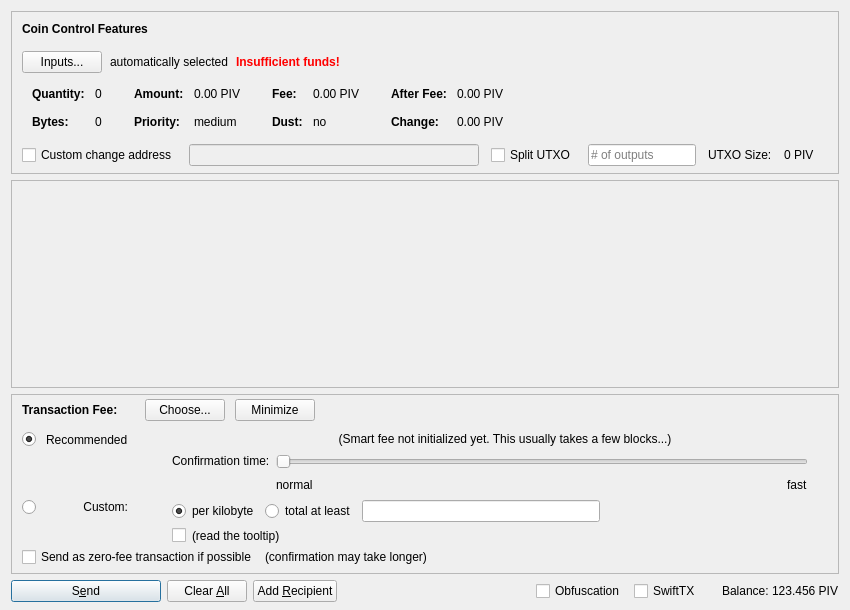
The window that src/qt/forms/sendcoinsdialog.ui (blocknetdx/blocknet) describes before a commit, drawn with Qt 5.
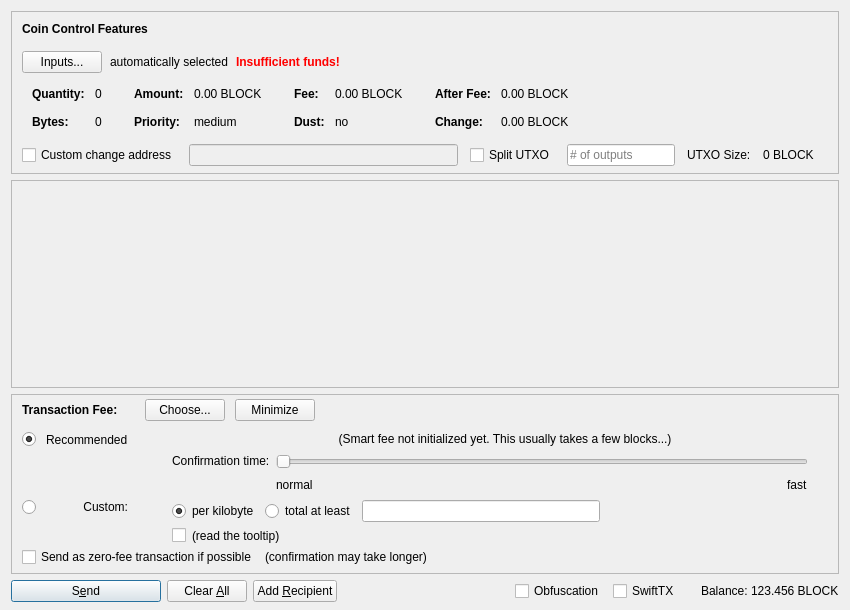
The same window after the commit. Icons and pictures are not drawn. Custom widgets are drawn as their Qt base class.

The edit to the form file:
```diff
--- a/src/qt/forms/sendcoinsdialog.ui
+++ b/src/qt/forms/sendcoinsdialog.ui
@@ -324,7 +324,7 @@
                   <enum>Qt::ActionsContextMenu</enum>
                  </property>
                  <property name="text">
-                  <string notr="true">0.00 PIV</string>
+                  <string notr="true">0.00 BLOCK</string>
                  </property>
                  <property name="textInteractionFlags">
                   <set>Qt::LinksAccessibleByMouse|Qt::TextSelectableByKeyboard|Qt::TextSelectableByMouse</set>
@@ -404,7 +404,7 @@
                   <enum>Qt::ActionsContextMenu</enum>
                  </property>
                  <property name="text">
-                  <string notr="true">0.00 PIV</string>
+                  <string notr="true">0.00 BLOCK</string>
                  </property>
                  <property name="textInteractionFlags">
                   <set>Qt::LinksAccessibleByMouse|Qt::TextSelectableByKeyboard|Qt::TextSelectableByMouse</set>
@@ -484,7 +484,7 @@
                   <enum>Qt::ActionsContextMenu</enum>
                  </property>
                  <property name="text">
-                  <string notr="true">0.00 PIV</string>
+                  <string notr="true">0.00 BLOCK</string>
                  </property>
                  <property name="textInteractionFlags">
                   <set>Qt::LinksAccessibleByMouse|Qt::TextSelectableByKeyboard|Qt::TextSelectableByMouse</set>
@@ -513,7 +513,7 @@
                   <enum>Qt::ActionsContextMenu</enum>
                  </property>
                  <property name="text">
-                  <string notr="true">0.00 PIV</string>
+                  <string notr="true">0.00 BLOCK</string>
                  </property>
                  <property name="textInteractionFlags">
                   <set>Qt::LinksAccessibleByMouse|Qt::TextSelectableByKeyboard|Qt::TextSelectableByMouse</set>
@@ -594,7 +594,7 @@
           <item>
            <widget class="QLabel" name="labelBlockSize">
             <property name="text">
-             <string>0 PIV</string>
+             <string>0 BLOCK</string>
             </property>
            </widget>
           </item>
@@ -1435,7 +1435,7 @@
           <cursorShape>IBeamCursor</cursorShape>
          </property>
          <property name="text">
-          <string notr="true">123.456 PIV</string>
+          <string notr="true">123.456 BLOCK</string>
          </property>
          <property name="textInteractionFlags">
           <set>Qt::LinksAccessibleByMouse|Qt::TextSelectableByKeyboard|Qt::TextSelectableByMouse</set>
```
Left out of the diff: 4 changed lines with no effect on the pictures.
